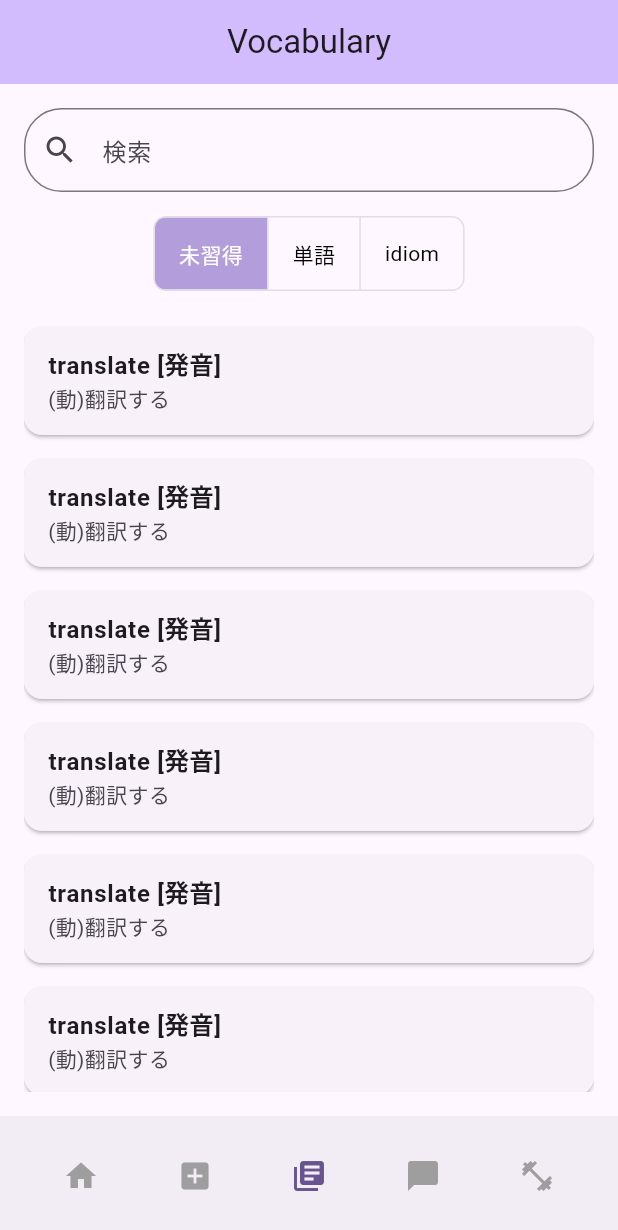
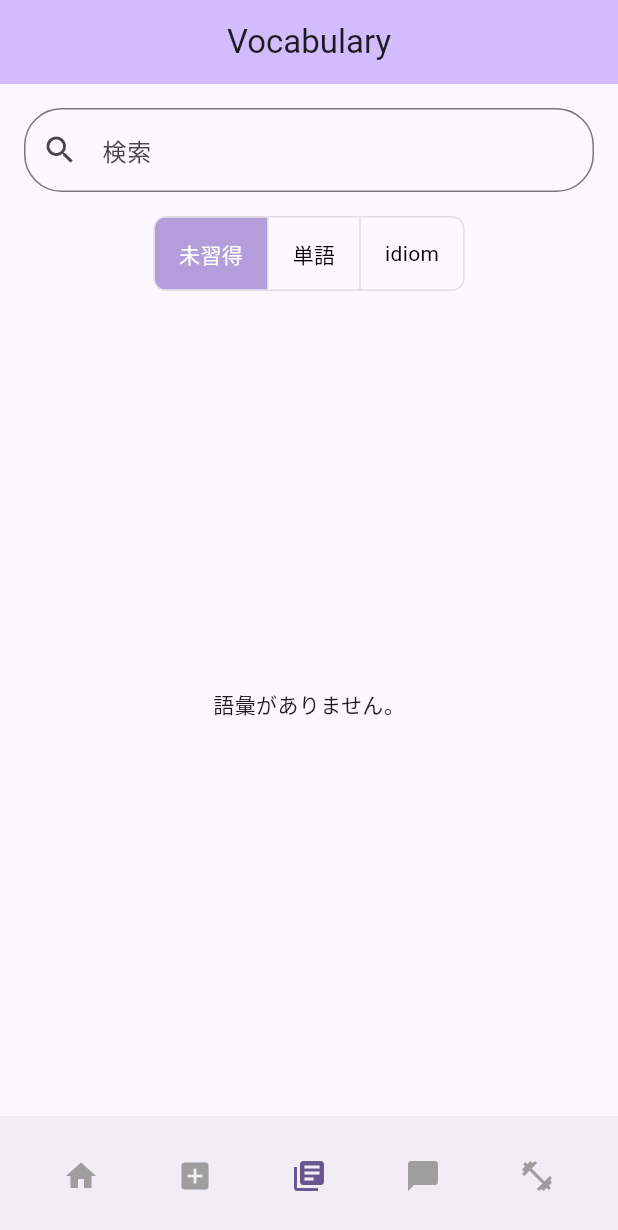
Before and after one commit to HamadaStudy/EZVocab, a Flutter app: the VocabularyListPage screen opened by its route, on a phone screen of 412 x 824 dp. Shown: the top 1230 px of the screen. Run offline on Flutter 3.47's test engine with Material 3 defaults, Android fonts, the light colour scheme and no system bars; our stand-ins replace firebase_auth, firebase_core, flutter_riverpod, go_router, isar, riverpod_annotation and 1 more; accounts and stored records are empty; generated files the repository leaves out were written again; statements that could not run were skipped.

Commit message:
一覧表示機能の実装(検索昨日未実装) #11

```diff
--- a/lib/view/material_registration_page.dart
+++ b/lib/view/material_registration_page.dart
@@ -93,6 +93,7 @@ class _MaterialRegistrationState
         title: Text(widget.title),
         centerTitle: true,
         actions: [
+          IconButton(onPressed: viewModelNotifier.generateTestData, icon: Icon(Icons.storage)),
           IconButton(icon: Icon(Icons.copy), onPressed: () {}),
           IconButton(icon: Icon(Icons.star), onPressed: () {}),
         ],
--- a/lib/view/vocaburaly_list_page.dart
+++ b/lib/view/vocaburaly_list_page.dart
@@ -1,6 +1,9 @@
+import 'package:ezvocab/model/vocabulary.dart';
+import 'package:ezvocab/view_model/auth_view_model.dart';
 import 'package:flutter/material.dart';
 import 'package:flutter_riverpod/flutter_riverpod.dart';
 import 'app_bottom_navigation_bar.dart';
+import '../view_model/vocabulary_list_view_model.dart';
 
 class VocabularyListPage extends ConsumerStatefulWidget {
   const VocabularyListPage({super.key, required this.title});
@@ -16,6 +19,8 @@ class _VocabularyListPageState extends ConsumerState<VocabularyListPage> {
 
   @override
   Widget build(BuildContext context) {
+    final viewModel = ref.watch(vocabularyListViewModelProvider);
+
     return Scaffold(
       appBar: AppBar(
         backgroundColor: Theme.of(context).colorScheme.inversePrimary,
@@ -50,7 +55,7 @@ class _VocabularyListPageState extends ConsumerState<VocabularyListPage> {
               color: Colors.black,
               fillColor: Colors.deepPurple[200],
               splashColor: Colors.deepPurple[100],
-              children: const <Widget>[
+              children: const [
                 Padding(
                   padding: EdgeInsets.symmetric(horizontal: 16.0),
                   child: Text('未習得'),
@@ -68,20 +73,37 @@ class _VocabularyListPageState extends ConsumerState<VocabularyListPage> {
             const SizedBox(height: 16),
             // 語彙リスト
             Expanded(
-              child: ListView.builder(
-                itemCount: 10, // 実際のデータ数に合わせる
+              child: viewModel.when(
+                data: (vocabularys) {
+                  // データが取得できた場合
+                  if (vocabularys.isEmpty) {
+                    return const Center(child: Text('語彙がありません。'));
+                  }
+                  return ListView.builder(
+                    itemCount: vocabularys.length,
                     itemBuilder: (context, index) {
+                      final vocabulary = vocabularys[index];
                       return Card(
                         margin: const EdgeInsets.symmetric(vertical: 8.0),
                         child: ListTile(
-                      title: const Text(
-                        'translate [発音]',
-                        style: TextStyle(fontWeight: FontWeight.bold),
+                          title: Text(
+                            '${vocabulary.name} ${vocabulary.meaning} [${vocabulary.pronunciation}]',
+                            style: const TextStyle(fontWeight: FontWeight.bold),
                           ),
-                      subtitle: const Text('(動)翻訳する'),
+                          subtitle: Text('${vocabulary.pos}'),
                         ),
                       );
                     },
+                  );
+                },
+                loading: () => const Center(
+                  // データロード中のUI
+                  child: CircularProgressIndicator(),
+                ),
+                error: (error, stackTrace) => Center(
+                  // エラー発生時のUI
+                  child: Text('エラーが発生しました: $error'),
+                ),
               ),
             ),
           ],
```
Also changed, not shown: lib/utils/test_data_generator.dart (added, +153 -0 lines), lib/view_model/material_registration_view_model.dart (+12 -0 lines), lib/view_model/vocabulary_list_view_model.dart (added, +18 -0 lines), lib/view_model/material_registration_view_model.g.dart, lib/view_model/vocabulary_list_view_model.g.dart (added). Lines whose indentation alone changed are shown as unchanged.
